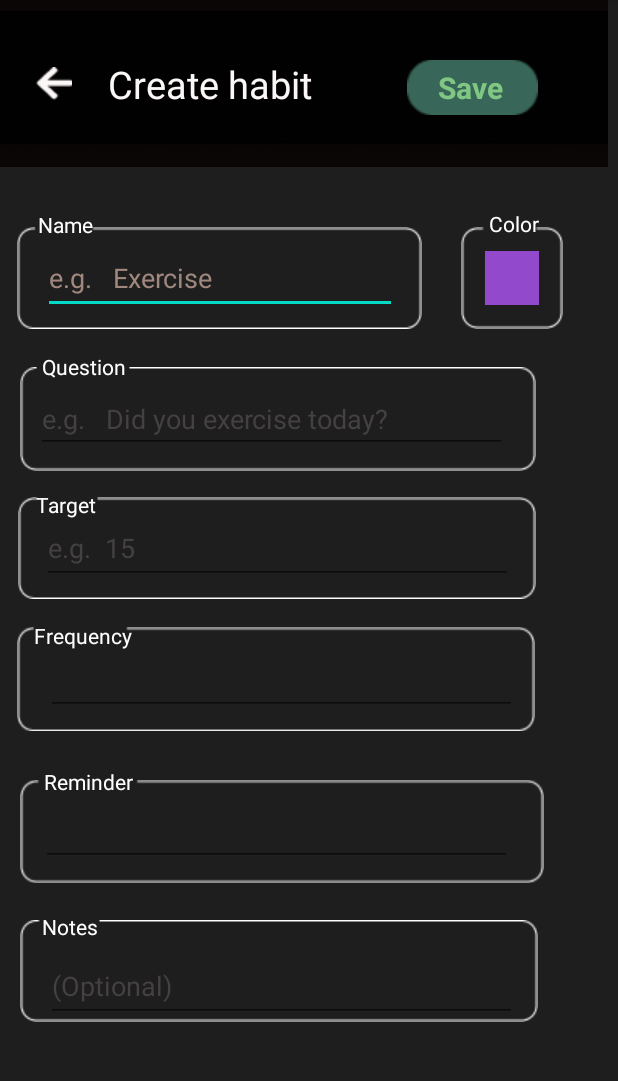
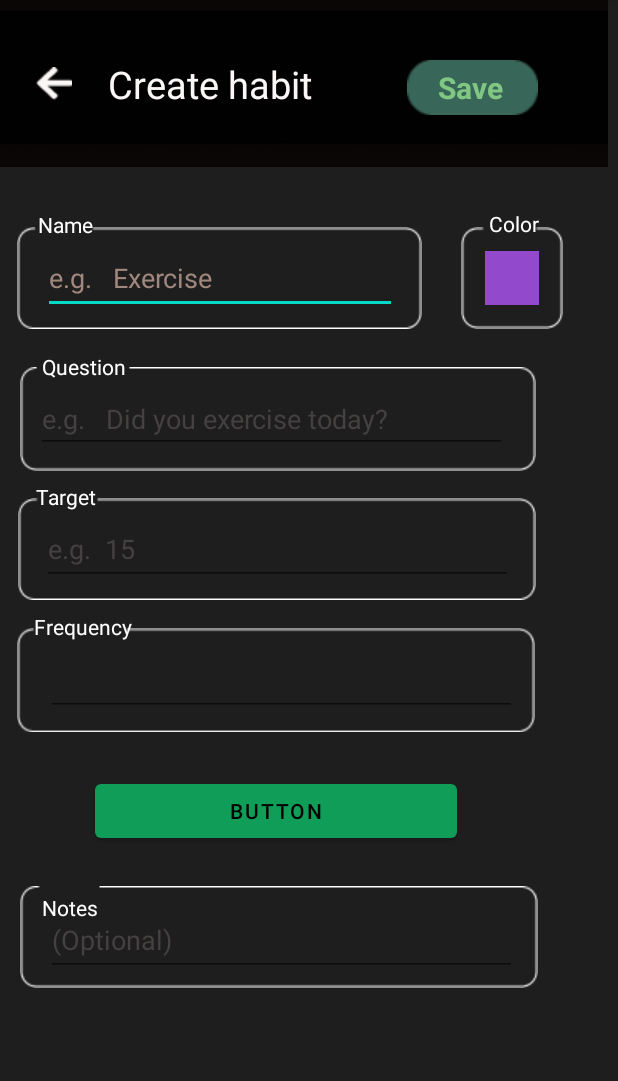
Before and after one commit to ankit00010/HabitTracker, an Android app: the CreateMeasurableHabit screen opened directly, with no data from a screen before it, on a phone screen of 412 x 824 dp, the part 84-1165 px from its top. Run offline under Robolectric (Android 15) with nearby library versions, the light colour scheme and no system bars.

Commit message:
added timepickerlog

```diff
--- a/app/src/main/java/com/example/fukc/CreateMeasurableHabit.java
+++ b/app/src/main/java/com/example/fukc/CreateMeasurableHabit.java
@@ -2,13 +2,64 @@ package com.example.fukc;
 
 import androidx.appcompat.app.AppCompatActivity;
 
+import android.annotation.SuppressLint;
+import android.app.TimePickerDialog;
+import android.content.Intent;
 import android.os.Bundle;
+import android.view.View;
+import android.widget.Button;
+import android.widget.ImageButton;
+import android.widget.ImageView;
+import android.widget.TextView;
+import android.widget.TimePicker;
+
+import java.text.SimpleDateFormat;
+import java.util.Calendar;
+import java.util.TimeZone;
 
 public class CreateMeasurableHabit extends AppCompatActivity {
+ImageView backarrow;
+Button ReminderBox;
 
+
+    @SuppressLint("MissingInflatedId")
     @Override
     protected void onCreate(Bundle savedInstanceState) {
         super.onCreate(savedInstanceState);
         setContentView(R.layout.activity_create_measurable_habit);
+        backarrow=findViewById(R.id.backbutton);
+        ReminderBox=findViewById(R.id.RemainderButton);
+        ReminderBox.setOnClickListener(new View.OnClickListener() {
+            @Override
+            public void onClick(View view) {
+                Calendar calendar= Calendar.getInstance();
+                int hours=calendar.get(Calendar.HOUR_OF_DAY);
+                int mins=calendar.get(Calendar.MINUTE);
+                TimePickerDialog timePickerDialog=new TimePickerDialog(CreateMeasurableHabit.this, com.google.android.material.R.style.Theme_AppCompat_Dialog, new TimePickerDialog.OnTimeSetListener() {
+                    @Override
+                    public void onTimeSet(TimePicker timePicker, int hourOfDay, int minute) {
+                        Calendar c=Calendar.getInstance();
+                        c.set(Calendar.HOUR_OF_DAY,hourOfDay);
+                        c.set(Calendar.MINUTE,minute);
+                        c.setTimeZone(TimeZone.getDefault());
+                        SimpleDateFormat format=new SimpleDateFormat("k:mm:a");
+                        String time=format.format(c.getTime());
+                        ReminderBox.setText(time);
+
+
+                    }
+                },hours,mins,false);
+                timePickerDialog.show();
+
+            }
+        });
+        backarrow.setOnClickListener(new View.OnClickListener() {
+            @Override
+            public void onClick(View view) {
+                Intent intent=new Intent(getApplicationContext(),HomeActivity1.class);
+                startActivity(intent);
+                finish();
+            }
+        });
     }
 }
--- /dev/null
+++ b/app/src/main/res/drawable/ic_baseline_arrow_drop_down_24.xml
@@ -0,0 +1,5 @@
+<vector android:height="24dp" android:tint="#000000"
+    android:viewportHeight="24" android:viewportWidth="24"
+    android:width="24dp" xmlns:android="http://schemas.android.com/apk/res/android">
+    <path android:fillColor="@android:color/white" android:pathData="M7,10l5,5 5,-5z"/>
+</vector>
--- a/app/src/main/res/layout/activity_create_measurable_habit.xml
+++ b/app/src/main/res/layout/activity_create_measurable_habit.xml
@@ -137,33 +137,17 @@
         app:layout_constraintVertical_bias="0.289"
         app:srcCompat="@drawable/frequencybox" />
 
-    <ImageView
-        android:id="@+id/ReminderBox"
-        android:layout_width="349dp"
-        android:layout_height="70dp"
-        android:layout_marginTop="24dp"
-        android:foregroundGravity="center"
-        app:layout_constraintBottom_toBottomOf="parent"
-        app:layout_constraintEnd_toEndOf="parent"
-        app:layout_constraintHorizontal_bias="0.209"
-        app:layout_constraintStart_toStartOf="parent"
-        app:layout_constraintTop_toBottomOf="@+id/FrequencyBox"
-        app:layout_constraintVertical_bias="0.069"
-        app:srcCompat="@drawable/reminderbox"
-        android:contentDescription="TODO" />
 
     <ImageView
         android:id="@+id/NoteBox"
         android:layout_width="wrap_content"
         android:layout_height="wrap_content"
-        android:layout_marginTop="24dp"
         android:foregroundGravity="center"
         app:layout_constraintBottom_toBottomOf="parent"
         app:layout_constraintEnd_toEndOf="parent"
         app:layout_constraintHorizontal_bias="0.196"
         app:layout_constraintStart_toStartOf="parent"
-        app:layout_constraintTop_toBottomOf="@+id/ReminderBox"
-        app:layout_constraintVertical_bias="0.142"
+        app:layout_constraintTop_toBottomOf="@+id/RemainderButton"
         app:srcCompat="@drawable/notesbox" />
 
     <TextView
@@ -217,20 +201,7 @@
         app:layout_constraintHorizontal_bias="0.04"
         app:layout_constraintStart_toStartOf="@+id/FrequencyBox"
         app:layout_constraintTop_toBottomOf="@+id/Targetbox"
-        app:layout_constraintVertical_bias="0.25" />
-
-    <TextView
-        android:id="@+id/ReminderText"
-        android:layout_width="wrap_content"
-        android:layout_height="wrap_content"
-        android:text="Reminder"
-        android:textColor="#FFFFFF"
-        app:layout_constraintBottom_toBottomOf="@+id/ReminderBox"
-        app:layout_constraintEnd_toEndOf="@+id/ReminderBox"
-        app:layout_constraintHorizontal_bias="0.055"
-        app:layout_constraintStart_toStartOf="@+id/ReminderBox"
-        app:layout_constraintTop_toBottomOf="@+id/FrequencyBox"
-        app:layout_constraintVertical_bias="0.27999997" />
+        app:layout_constraintVertical_bias="0.13999999" />
 
     <TextView
         android:id="@+id/NotesText"
@@ -242,8 +213,8 @@
         app:layout_constraintEnd_toEndOf="@+id/NoteBox"
         app:layout_constraintHorizontal_bias="0.048"
         app:layout_constraintStart_toStartOf="@+id/NoteBox"
-        app:layout_constraintTop_toBottomOf="@+id/ReminderBox"
-        app:layout_constraintVertical_bias="0.26" />
+        app:layout_constraintTop_toBottomOf="@+id/RemainderButton"
+        app:layout_constraintVertical_bias="0.41000003" />
 
     <TextView
         android:id="@+id/Colortext"
@@ -320,20 +291,6 @@
         app:layout_constraintTop_toTopOf="@+id/FrequencyBox"
         tools:ignore="SpeakableTextPresentCheck" />
 
-    <EditText
-        android:id="@+id/reminder_edittext"
-        android:layout_width="314dp"
-        android:layout_height="48dp"
-        android:ems="10"
-        android:foregroundGravity="center"
-        android:inputType="textPersonName"
-        app:layout_constraintBottom_toBottomOf="@+id/ReminderBox"
-        app:layout_constraintEnd_toEndOf="@+id/ReminderBox"
-        app:layout_constraintHorizontal_bias="0.4"
-        app:layout_constraintStart_toStartOf="@+id/ReminderBox"
-        app:layout_constraintTop_toTopOf="@+id/ReminderBox"
-        app:layout_constraintVertical_bias="0.464"
-        tools:ignore="SpeakableTextPresentCheck" />
 
     <EditText
         android:id="@+id/notes_text"
@@ -349,7 +306,7 @@
         app:layout_constraintHorizontal_bias="0.548"
         app:layout_constraintStart_toStartOf="@+id/NoteBox"
         app:layout_constraintTop_toTopOf="@+id/NoteBox"
-        app:layout_constraintVertical_bias="1.0" />
+        app:layout_constraintVertical_bias="0.59000003" />
 
     <ImageView
         android:id="@+id/Targetbox"
@@ -374,8 +331,23 @@
         app:layout_constraintHorizontal_bias="0.04"
         app:layout_constraintStart_toStartOf="@+id/Targetbox"
         app:layout_constraintTop_toBottomOf="@+id/QuestionBox"
-        app:layout_constraintVertical_bias="0.19" />
+        app:layout_constraintVertical_bias="0.110000014" />
 
+    <Button
+        android:id="@+id/RemainderButton"
+        android:layout_width="241dp"
+        android:layout_height="48dp"
+        android:layout_marginTop="27dp"
+        android:layout_marginBottom="120dp"
+        android:text="Button"
+        app:layout_constraintBottom_toBottomOf="parent"
+        app:layout_constraintEnd_toEndOf="parent"
+        app:layout_constraintHorizontal_bias="0.37"
+        app:layout_constraintStart_toStartOf="parent"
+        app:layout_constraintTop_toBottomOf="@+id/FrequencyBox"
+        app:layout_constraintVertical_bias="1.0" />
+    "
+      />
 
 </androidx.constraintlayout.widget.ConstraintLayout>
 </ScrollView>
```
Also changed, not shown: app/src/main/java/com/example/fukc/CreateYNhabit.java (+36 -0 lines), app/src/main/res/layout/activity_create_ynhabit.xml (+18 -45 lines), app/src/main/res/layout/activity_register_user.xml (+29 -27 lines).
